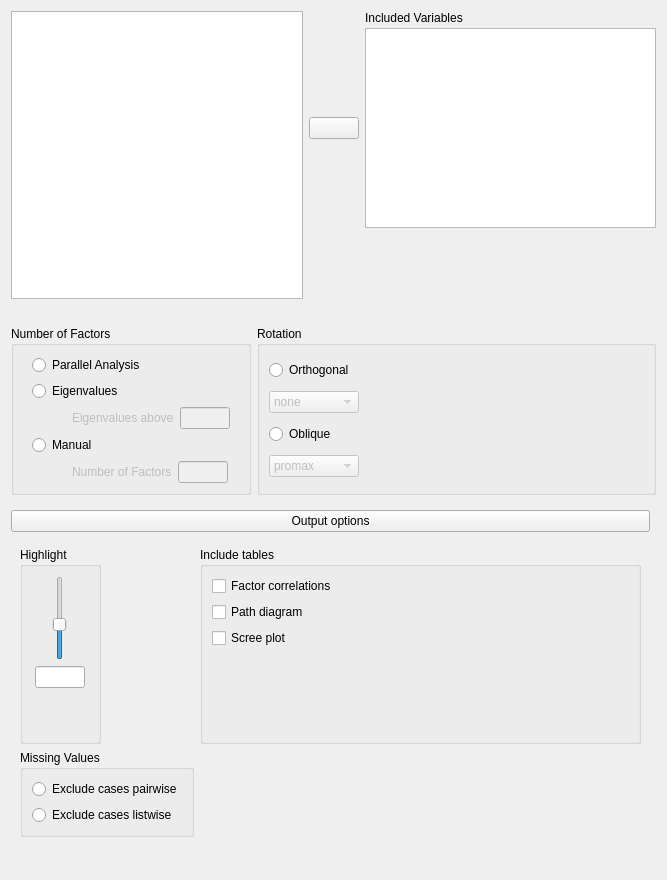
First picture: the form in JASP-Desktop/analysisforms/Common/principalcomponentanalysisform.ui, repository jasp-stats/jasp-desktop, before the edit.
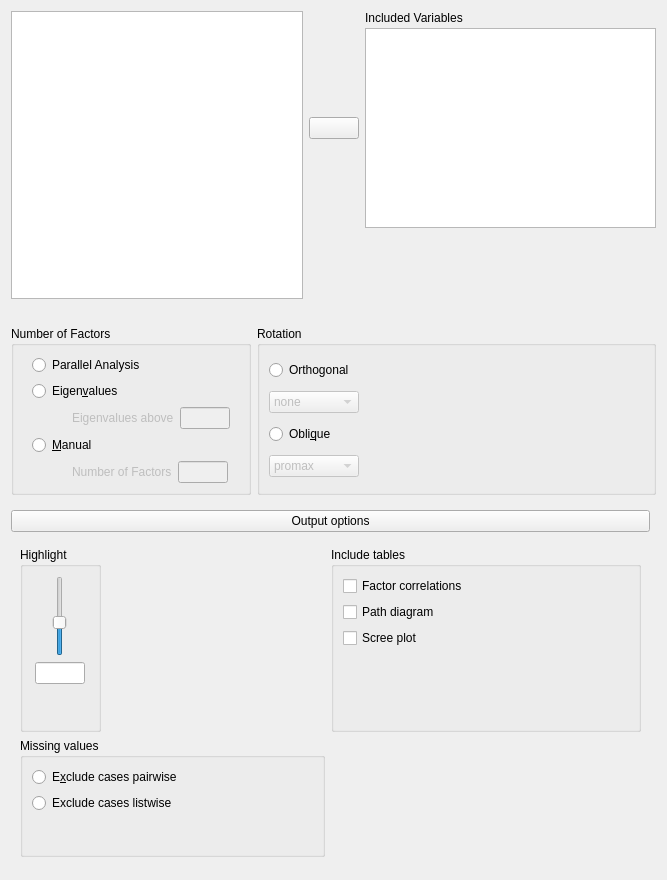
Second picture: the form after the edit. Custom widgets are drawn as their Qt base class.

Commit message: finished unit tests and tweaked ui

```diff
--- a/JASP-Desktop/analysisforms/Common/principalcomponentanalysisform.ui
+++ b/JASP-Desktop/analysisforms/Common/principalcomponentanalysisform.ui
@@ -59,7 +59,7 @@
             </sizepolicy>
            </property>
            <property name="text">
-            <string>Manual</string>
+            <string>&amp;Manual</string>
            </property>
           </widget>
          </item>
@@ -196,7 +196,7 @@
             </sizepolicy>
            </property>
            <property name="text">
-            <string>Eigenvalues</string>
+            <string>Eigen&amp;values</string>
            </property>
           </widget>
          </item>
@@ -280,7 +280,7 @@
             </sizepolicy>
            </property>
            <property name="text">
-            <string>Oblique</string>
+            <string>Obli&amp;que</string>
            </property>
           </widget>
          </item>
@@ -561,7 +561,7 @@
            <zorder>highlightSlider</zorder>
           </widget>
          </item>
-         <item row="0" column="1">
+         <item row="0" column="1" colspan="2">
           <widget class="BoundGroupBox" name="includeTables">
            <property name="title">
             <string>Include tables</string>
@@ -617,35 +617,58 @@
            </property>
           </spacer>
          </item>
-         <item row="1" column="0">
+         <item row="2" column="0">
           <widget class="BoundGroupBox" name="missingValues">
-           <property name="sizePolicy">
-            <sizepolicy hsizetype="Fixed" vsizetype="Preferred">
-             <horstretch>0</horstretch>
-             <verstretch>0</verstretch>
-            </sizepolicy>
+           <property name="maximumSize">
+            <size>
+             <width>180000</width>
+             <height>16777215</height>
+            </size>
            </property>
            <property name="title">
-            <string>Missing Values</string>
+            <string>Missing values</string>
            </property>
-           <property name="flat">
-            <bool>true</bool>
-           </property>
-           <layout class="QGridLayout" name="gridLayout_9">
-            <item row="0" column="0">
-             <widget class="QRadioButton" name="_1excludePairwise">
-              <property name="text">
-               <string>Exclude cases pairwise</string>
-              </property>
-             </widget>
-            </item>
-            <item row="1" column="0">
-             <widget class="QRadioButton" name="_2excludeListwise">
+           <layout class="QGridLayout" name="gridLayout_8">
+            <item row="2" column="1">
+             <widget class="QRadioButton" name="_2excludeListwise_2">
               <property name="text">
                <string>Exclude cases listwise</string>
               </property>
              </widget>
             </item>
+            <item row="1" column="3">
+             <spacer name="horizontalSpacer_4">
+              <property name="orientation">
+               <enum>Qt::Horizontal</enum>
+              </property>
+              <property name="sizeHint" stdset="0">
+               <size>
+                <width>40</width>
+                <height>20</height>
+               </size>
+              </property>
+             </spacer>
+            </item>
+            <item row="1" column="1">
+             <widget class="QRadioButton" name="_1excludePairwise_2">
+              <property name="text">
+               <string>E&amp;xclude cases pairwise</string>
+              </property>
+             </widget>
+            </item>
+            <item row="3" column="1">
+             <spacer name="verticalSpacer_3">
+              <property name="orientation">
+               <enum>Qt::Vertical</enum>
+              </property>
+              <property name="sizeHint" stdset="0">
+               <size>
+                <width>20</width>
+                <height>40</height>
+               </size>
+              </property>
+             </spacer>
+            </item>
            </layout>
           </widget>
          </item>
```
Left out of the diff: 28 changed lines with no effect on the pictures. The commit also changes 3 other files.
